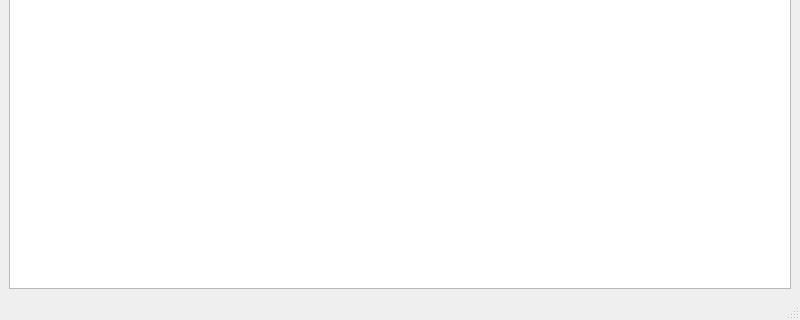
First picture: the form in UI/logviewer.ui, repository xloem/spot-on-svn, before the edit; both pictures show x 0 to 800 and y 280 to 600 of the 800 by 600 pixel window.
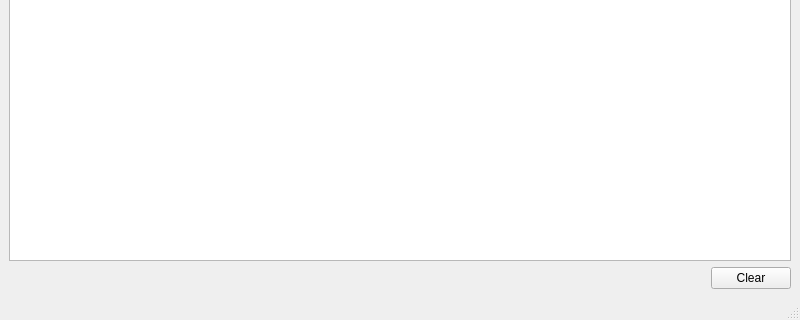
Second picture: the form after the edit. Icons and pictures are not drawn.

Commit message: Mnemonics. Clear button on the log viewer.

Patch:
```diff
--- a/UI/logviewer.ui
+++ b/UI/logviewer.ui
@@ -18,7 +18,7 @@
     <normaloff>:/Logo/spoton-button-32.png</normaloff>:/Logo/spoton-button-32.png</iconset>
   </property>
   <widget class="QWidget" name="centralwidget">
-   <layout class="QHBoxLayout" name="horizontalLayout">
+   <layout class="QVBoxLayout" name="verticalLayout">
     <item>
      <widget class="QTextBrowser" name="log">
       <property name="tabChangesFocus">
@@ -32,6 +32,34 @@
       </property>
      </widget>
     </item>
+    <item>
+     <layout class="QHBoxLayout" name="horizontalLayout">
+      <item>
+       <spacer name="horizontalSpacer">
+        <property name="orientation">
+         <enum>Qt::Horizontal</enum>
+        </property>
+        <property name="sizeHint" stdset="0">
+         <size>
+          <width>40</width>
+          <height>20</height>
+         </size>
+        </property>
+       </spacer>
+      </item>
+      <item>
+       <widget class="QPushButton" name="clear">
+        <property name="text">
+         <string>Clear</string>
+        </property>
+        <property name="icon">
+         <iconset resource="../Icons/icons.qrc">
+          <normaloff>:/clean.png</normaloff>:/clean.png</iconset>
+        </property>
+       </widget>
+      </item>
+     </layout>
+    </item>
    </layout>
   </widget>
   <widget class="QMenuBar" name="menubar">
```
Left out of the diff: 6 changed lines with no effect on the pictures. The commit also changes 2 other files.
